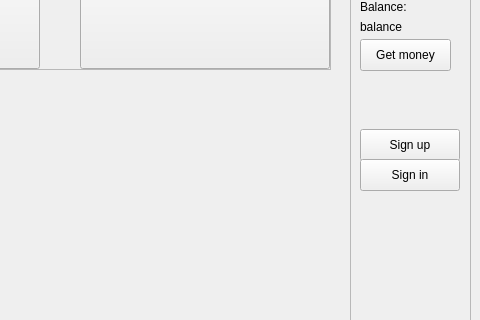
Old version of the form mainwindow.ui in the repository BlackHairHamster/CasinoNovoross; both pictures show x 520 to 1000 and y 171 to 491 of the 1000 by 800 pixel window.
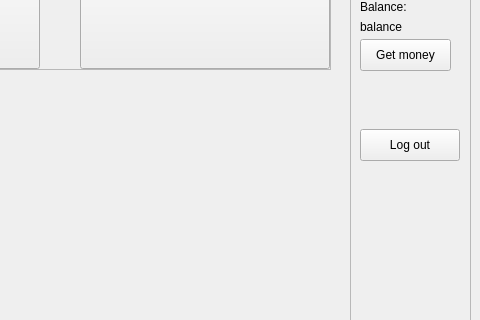
New version of the form. Icons and pictures are not drawn.

```diff
--- a/mainwindow.ui
+++ b/mainwindow.ui
@@ -110,20 +110,7 @@
       </rect>
      </property>
      <property name="text">
-      <string>Sign up</string>
-     </property>
-    </widget>
-    <widget class="QPushButton" name="signInButton">
-     <property name="geometry">
-      <rect>
-       <x>10</x>
-       <y>270</y>
-       <width>100</width>
-       <height>32</height>
-      </rect>
-     </property>
-     <property name="text">
-      <string>Sign in</string>
+      <string>Log out</string>
      </property>
     </widget>
    </widget>
```
Left out of the diff: 4 changed lines with no effect on the pictures.
